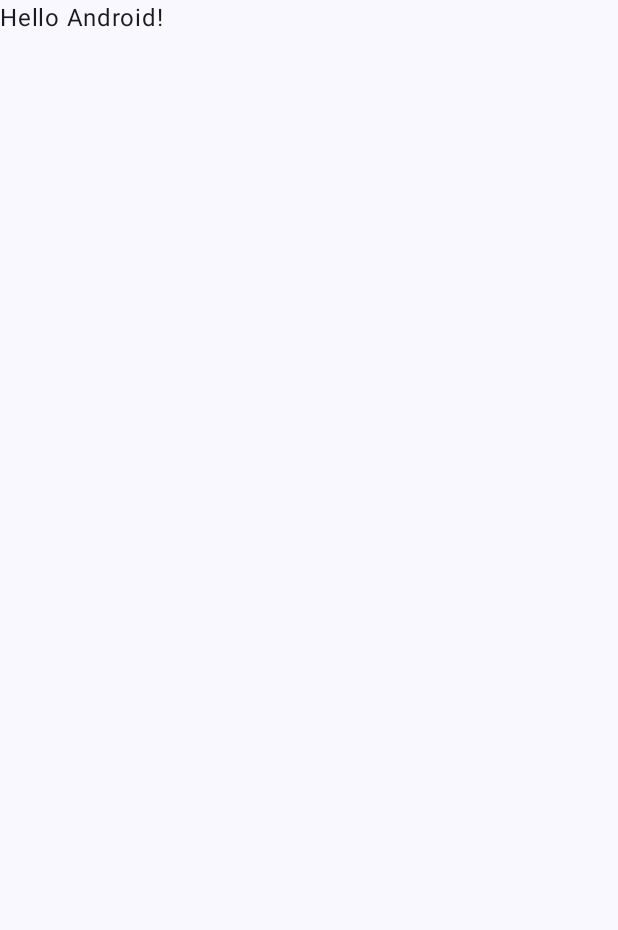
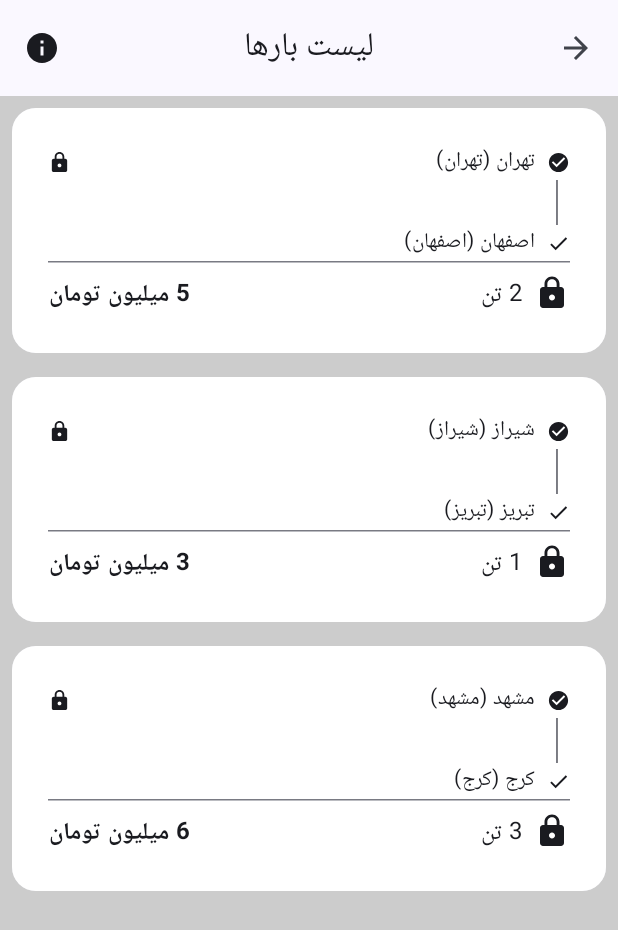
Before and after one commit to SanazAhang/Hasin-interview, an Android app built with Jetpack Compose: the screen it shows after launch (MainActivity), on a phone screen of 412 x 824 dp. Before the commit the part shown is almost empty. Shown: the top 930 px of the screen. Run offline under Robolectric (Android 15) with nearby library versions, the phone set to English and light mode, and no system bars; our stand-ins replace Dagger/Hilt's generated code.

Commit message:
Add Cargo screen and bottom sheet and some functions on view model

```diff
--- a/app/src/main/java/com/example/interviewapplication/MainActivity.kt
+++ b/app/src/main/java/com/example/interviewapplication/MainActivity.kt
@@ -1,49 +1,67 @@
 package com.example.interviewapplication
 
 import android.os.Bundle
+import android.util.Log
 import androidx.activity.ComponentActivity
 import androidx.activity.compose.setContent
 import androidx.activity.enableEdgeToEdge
-import androidx.compose.foundation.layout.fillMaxSize
-import androidx.compose.foundation.layout.padding
-import androidx.compose.material3.Scaffold
+import androidx.activity.viewModels
 import androidx.compose.material3.Text
 import androidx.compose.runtime.Composable
 import androidx.compose.ui.Modifier
 import androidx.compose.ui.tooling.preview.Preview
+import com.example.interviewapplication.domain.model.Cargo
+import com.example.interviewapplication.presentation.screen.CargoDetailBottomSheet
+import com.example.interviewapplication.presentation.screen.CargoListScreen
+import com.example.interviewapplication.presentation.viewmodel.CargoViewModel
+import com.example.interviewapplication.presentation.viewmodel.DetailBottomSheet
 import com.example.interviewapplication.ui.theme.InterviewApplicationTheme
 import dagger.hilt.android.AndroidEntryPoint
+import dagger.hilt.android.lifecycle.HiltViewModel
+import javax.inject.Inject
 
 @AndroidEntryPoint
 class MainActivity : ComponentActivity() {
+
+    private val viewModel: CargoViewModel by viewModels()
+
+
     override fun onCreate(savedInstanceState: Bundle?) {
         super.onCreate(savedInstanceState)
+
         enableEdgeToEdge()
         setContent {
+            val cargoList = viewModel.cargoList.value
+            val detailBottomSheet = viewModel.detail
             InterviewApplicationTheme {
-                Scaffold(modifier = Modifier.fillMaxSize()) { innerPadding ->
-                    Greeting(
-                        name = "Android",
-                        modifier = Modifier.padding(innerPadding)
-                    )
+
+                CargoListScreen(
+                    cargoList
+                ) {
+                    viewModel.onItemClick(it)
+                }
+
+                if (detailBottomSheet.value.isVisible){
+                    Log.d("TAG", "onCreate: ${detailBottomSheet.value.selectedCargo}")
+                    CargoDetailBottomSheet(
+                        onVerifyOtpButtonClicked = {
+                        viewModel.acceptCargo()
+                    }, onDismiss = {
+                        viewModel.dismissBottomSheet()
+                    },
+                        cargo = detailBottomSheet.value.selectedCargo,)
                 }
             }
+
         }
     }
+
 }
 
-@Composable
-fun Greeting(name: String, modifier: Modifier = Modifier) {
-    Text(
-        text = "Hello $name!",
-        modifier = modifier
-    )
-}
 
 @Preview(showBackground = true)
 @Composable
 fun GreetingPreview() {
     InterviewApplicationTheme {
-        Greeting("Android")
     }
 }
--- a/app/src/main/java/com/example/interviewapplication/data/source/MockCargoDataSource.kt
+++ b/app/src/main/java/com/example/interviewapplication/data/source/MockCargoDataSource.kt
@@ -7,9 +7,9 @@ import javax.inject.Inject
 class MockCargoDataSource @Inject constructor() : CargoDataSource {
     override suspend fun getCargos(): List<Cargo> {
         return listOf(
-            Cargo(1, "تهران", "اصفهان", "2 تن", "5 میلیون"),
-            Cargo(2, "شیراز", "تبریز", "1 تن", "3 میلیون"),
-            Cargo(3, "مشهد", "کرج", "3 تن", "6 میلیون")
+            Cargo(1, "تهران", "اصفهان", "2 تن", "5 میلیون","سیمان","گونی","۱۴۰۳/۲/۳۷"),
+            Cargo(2, "شیراز", "تبریز", "1 تن", "3 میلیون","کاغذ","گونی","۱۴۰۳/۲/۳۱"),
+            Cargo(3, "مشهد", "کرج", "3 تن", "6 میلیون","یخچال","کارتن","۱۴۰۳/۲/۱۲")
         )
     }
 }
--- a/app/src/main/java/com/example/interviewapplication/domain/model/Cargo.kt
+++ b/app/src/main/java/com/example/interviewapplication/domain/model/Cargo.kt
@@ -1,10 +1,14 @@
 package com.example.interviewapplication.domain.model
 
 data class Cargo(
-    val id: Int,
-    val origin: String,
-    val destination: String,
-    val weight: String,
-    val price: String,
-    val isSelected: Boolean = false
+    val id: Int? = 0,
+    val origin: String="",
+    val destination: String="",
+    val weight: String="",
+    val price: String="",
+    val type:String="",
+    val packagingType:String="",
+    val downloadDate:String="",
+    val isSelected: Boolean = false,
+    val isAccepted: Boolean? = null
 )
--- /dev/null
+++ b/app/src/main/java/com/example/interviewapplication/presentation/screen/CargoScreen.kt
@@ -0,0 +1,203 @@
+@file:Suppress("UNREACHABLE_CODE")
+
+package com.example.interviewapplication.presentation.screen
+
+import androidx.compose.foundation.background
+import androidx.compose.foundation.clickable
+import androidx.compose.foundation.layout.*
+import androidx.compose.foundation.lazy.LazyColumn
+import androidx.compose.foundation.lazy.items
+import androidx.compose.foundation.shape.RoundedCornerShape
+import androidx.compose.material.icons.Icons
+import androidx.compose.material.icons.filled.ArrowForward
+import androidx.compose.material.icons.filled.Check
+import androidx.compose.material.icons.filled.CheckCircle
+import androidx.compose.material.icons.filled.Info
+import androidx.compose.material.icons.filled.Lock
+import androidx.compose.material3.*
+import androidx.compose.runtime.*
+import androidx.compose.ui.Alignment
+import androidx.compose.ui.Modifier
+import androidx.compose.ui.graphics.Color
+import androidx.compose.ui.platform.LocalLayoutDirection
+import androidx.compose.ui.text.font.FontWeight
+import androidx.compose.ui.tooling.preview.Preview
+import androidx.compose.ui.unit.LayoutDirection
+import androidx.compose.ui.unit.dp
+import androidx.compose.ui.unit.sp
+import com.example.interviewapplication.domain.model.Cargo
+import com.example.interviewapplication.ui.theme.InterviewApplicationTheme
+
+@OptIn(ExperimentalMaterial3Api::class)
+@Composable
+fun CargoListScreen(cargo: List<Cargo>, onCargoClick: (Cargo) -> Unit) {
+    var selectedCargoId by remember { mutableStateOf<Int?>(null) }
+
+    Scaffold(
+        modifier = Modifier.background(Color.Cyan),
+        topBar = {
+            TopAppBar(
+                title = {
+                    Box(
+                        modifier = Modifier
+                            .fillMaxWidth()
+                            .padding(horizontal = 16.dp) // Optional: for padding on the sides
+                    ) {
+                        Text(
+                            text = "لیست بارها",
+                            modifier = Modifier.align(Alignment.Center) // This centers the text
+                        )
+                    }
+                },
+                navigationIcon = {
+                    IconButton(onClick = { /* Help icon */ }) {
+                        Icon(Icons.Default.Info, contentDescription = null)
+                    }
+                },
+                actions = {
+                    IconButton(onClick = { /* Go to next */ }) {
+                        Icon(Icons.Default.ArrowForward, contentDescription = null)
+                    }
+                }
+            )
+        }
+    ) { padding ->
+        LazyColumn(
+            modifier = Modifier
+                .fillMaxSize()
+                .background(Color.LightGray)
+                .padding(padding)
+        ) {
+            items(cargo) { cargo ->
+                CargoCard(
+                    cargo = cargo,
+                    isSelected = selectedCargoId == cargo.id,
+//                    isDisabled = selectedCargoId != null && selectedCargoId != cargo.id,
+                    onClick = {
+                        selectedCargoId = cargo.id
+                        onCargoClick(cargo)
+                    }
+                )
+            }
+        }
+    }
+}
+
+@Composable
+fun CargoCard(
+    cargo: Cargo,
+    isSelected: Boolean,
+//    isDisabled: Boolean,
+    onClick: () -> Unit
+) {
+    val backgroundColor = when {
+        isSelected -> Color(0xFFE0F7FA)
+//        isDisabled -> Color.LightGray
+        else -> Color.White
+    }
+    CompositionLocalProvider(LocalLayoutDirection provides LayoutDirection.Rtl) {
+
+        Card(
+            modifier = Modifier
+                .padding(8.dp),
+            shape = RoundedCornerShape(16.dp)
+        )
+        {
+            Column(
+                modifier = Modifier
+                    .background(Color.White)
+                    .fillMaxWidth()
+                    .padding(8.dp)
+                    .background(backgroundColor)
+                    .clickable() { onClick() }
+                    .padding(16.dp)
+
+            ) {
+                Row(
+                    horizontalArrangement = Arrangement.SpaceBetween,
+                    modifier = Modifier.fillMaxWidth(),
+                    verticalAlignment = Alignment.CenterVertically
+
+                ) {
+                    Row(
+                        horizontalArrangement = Arrangement.spacedBy(8.dp),
+                        modifier = Modifier.wrapContentSize(),
+                        verticalAlignment = Alignment.CenterVertically
+                    ) {
+                        Icon(
+                            Icons.Default.CheckCircle,
+                            contentDescription = null,
+                            modifier = Modifier.size(15.dp)
+                        )
+
+                        Text(
+                            text = "${cargo.origin} (${cargo.origin})",
+                            fontSize = 14.sp
+                        )
+                    }
+                    if (cargo.isAccepted == null || cargo.isAccepted == false)
+                        Icon(
+                            Icons.Default.Lock,
+                            contentDescription = null,
+                            modifier = Modifier.size(15.dp)
+                        )
+                }
+                VerticalDivider(
+                    modifier = Modifier
+                        .height(30.dp)
+                        .padding(horizontal = 8.dp)
+                        .fillMaxHeight()
+                        .background(Color.Gray)
+                )
+                Row(
+                    horizontalArrangement = Arrangement.spacedBy(8.dp),
+                    modifier = Modifier.wrapContentSize(),
+                    verticalAlignment = Alignment.CenterVertically
+                ) {
+                    Icon(
+                        Icons.Default.Check,
+                        contentDescription = null,
+                        modifier = Modifier.size(15.dp)
+                    )
+
+                    Text(
+                        text = "${cargo.destination} (${cargo.destination})",
+                        fontSize = 14.sp
+                    )
+                }
+
+                HorizontalDivider()
+                Spacer(modifier = Modifier.height(8.dp))
+                Row(
+                    horizontalArrangement = Arrangement.SpaceBetween,
+                    modifier = Modifier.fillMaxWidth()
+                ) {
+                    Row(
+                        horizontalArrangement = Arrangement.spacedBy(8.dp),
+                        modifier = Modifier.wrapContentSize()
+                    ) {
+                        Icon(Icons.Default.Lock, contentDescription = null)
+                        Text(cargo.weight)
+                    }
+                    Text("${cargo.price} تومان", fontWeight = FontWeight.Bold)
+                }
+            }
+        }
+
+    }
+}
+
+@Preview
+@Composable
+fun Preview() {
+    InterviewApplicationTheme {
+        CargoListScreen(
+            cargo = listOf(
+                Cargo(1, "تهران", "اصفهان", "2 تن", "5 میلیون", "سیمان", "گونی", "۱۴۰۳/۲/۳۷"),
+                Cargo(2, "شیراز", "تبریز", "1 تن", "3 میلیون", "کاغذ", "گونی", "۱۴۰۳/۲/۳۱"),
+                Cargo(3, "مشهد", "کرج", "3 تن", "6 میلیون", "یخچال", "کارتن", "۱۴۰۳/۲/۱۲")
+            ), onCargoClick = { }
+        )
+    }
+
+}
--- /dev/null
+++ b/app/src/main/java/com/example/interviewapplication/presentation/viewmodel/CargoViewModel.kt
@@ -0,0 +1,46 @@
+package com.example.interviewapplication.presentation.viewmodel
+
+import androidx.compose.runtime.MutableState
+import androidx.compose.runtime.State
+import androidx.compose.runtime.mutableStateOf
+import androidx.lifecycle.ViewModel
+import androidx.lifecycle.viewModelScope
+import com.example.interviewapplication.domain.model.Cargo
+import com.example.interviewapplication.domain.repository.CargoRepository
+import com.example.interviewapplication.domain.usecase.base.GetAllCargosUseCase
+import dagger.hilt.android.lifecycle.HiltViewModel
+import kotlinx.coroutines.launch
+import javax.inject.Inject
+
+@HiltViewModel
+class CargoViewModel @Inject constructor(
+    private val getCargoUseCase: GetAllCargosUseCase
+) : ViewModel() {
+
+    private val _cargoList = mutableStateOf<List<Cargo>>(emptyList())
+    val cargoList: State<List<Cargo>> = _cargoList
+    private val _detail: MutableState<DetailBottomSheet> = mutableStateOf(DetailBottomSheet())
+    val detail: State<DetailBottomSheet> = _detail
+
+    init {
+        viewModelScope.launch {
+            _cargoList.value = getCargoUseCase.execute(Unit)
+        }
+    }
+    fun onItemClick(cargo: Cargo){
+        _detail.value= DetailBottomSheet(true,cargo)
+    }
+
+    fun acceptCargo(){
+        // TODO Update cargo list
+    }
+    fun dismissBottomSheet(){
+        _detail.value= DetailBottomSheet(false)
+    }
+
+}
+
+data class DetailBottomSheet(
+    val isVisible: Boolean = false,
+    val selectedCargo:Cargo = Cargo()
+)
```
Also changed, not shown: app/src/main/java/com/example/interviewapplication/presentation/screen/DetailBottomSheet.kt (added, +257 -0 lines), app/src/main/java/com/example/interviewapplication/presentation/viewmodel/CargoListViewModel.kt (deleted, +0 -26 lines).
